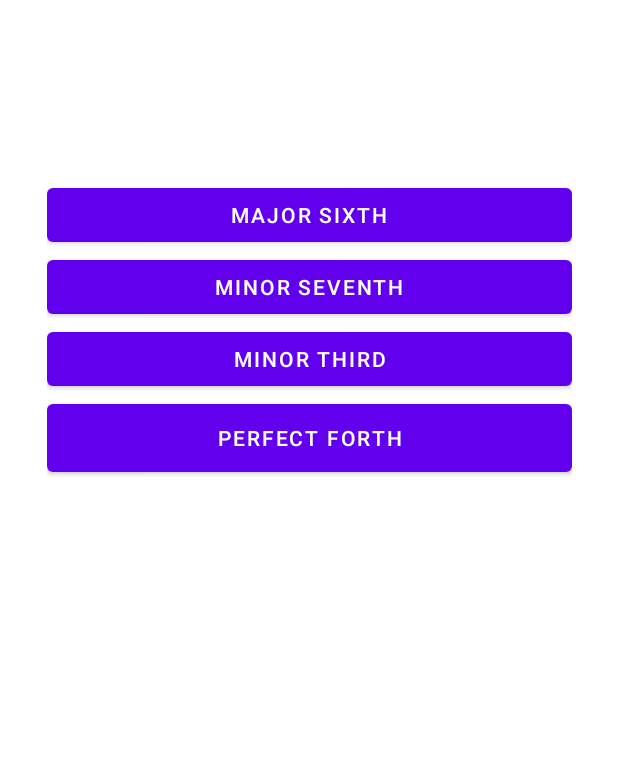
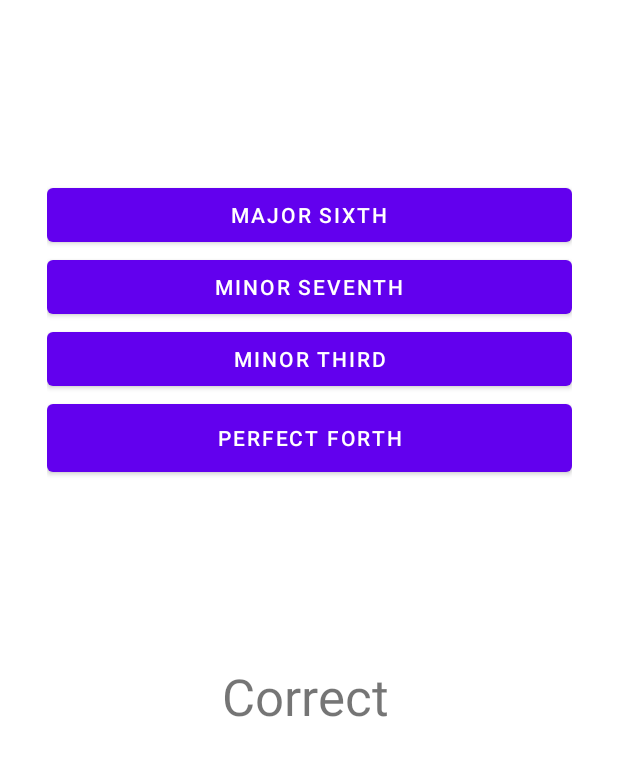
Before and after one commit to kevin224860/MusicIntervalApp, an Android app: the screen it shows after launch (MainActivity), on a phone screen of 412 x 824 dp, the part 248-1024 px from its top. Run offline under Robolectric (Android 15) with nearby library versions, the phone set to English and light mode, and no system bars.

Commit message:
added a btn to go to next question and a textview to tell user is correct or not

```diff
--- a/app/src/main/java/com/example/intervalapp/MainActivity.java
+++ b/app/src/main/java/com/example/intervalapp/MainActivity.java
@@ -9,6 +9,7 @@ import android.os.Bundle;
 import android.util.Log;
 import android.view.View;
 import android.widget.Button;
+import android.widget.TextView;
 
 import java.util.ArrayList;
 import java.util.HashMap;
@@ -59,6 +60,10 @@ public class MainActivity extends AppCompatActivity {
     String[] keyArr = {"c4", "csharp4", "d4", "dsharp4", "e4", "esharp4", "f4", "fsharp4", "g4", "gsharp4", "a4", "asharp4", "b4",
             "c5", "csharp5", "d5", "dsharp5", "e5", "esharp5", "f5", "fsharp5", "g5", "gsharp5", "a5", "asharp5", "b5"};
     String[] intervalArr;
+
+    TextView resultTextView;
+    Button nextButton;
+
     @Override
     protected void onCreate(Bundle savedInstanceState) {
         super.onCreate(savedInstanceState);
@@ -98,6 +103,9 @@ public class MainActivity extends AppCompatActivity {
         button3 = findViewById(R.id.answer3);
         button4 = findViewById(R.id.answer4);
 
+
+        resultTextView = findViewById(R.id.resultText);
+        nextButton = findViewById(R.id.newQuestion);
         //interval = findViewById(R.id.callSound);
         question();
     }
@@ -180,12 +188,23 @@ public class MainActivity extends AppCompatActivity {
         Log.i("Hello", String.valueOf(view.getTag()));
         if(view.getTag().toString().equals(Integer.toString(correctAnswerLocation))){
             Log.i("Answer:", "Correct");
+            resultTextView.setVisibility(View.VISIBLE);
+            resultTextView.setText("correct");
         }else{
             Log.i("Answer:", "Wrong");
+            String interval =  intervalType.get(numInterval);
+            resultTextView.setVisibility(View.VISIBLE);
+            resultTextView.setText("It was " + interval);
         }
+        nextButton.setVisibility(View.VISIBLE);
+
+    }
+
+    public void nextQuestion(View view){
+        resultTextView.setVisibility(View.INVISIBLE);
+        nextButton.setVisibility(View.INVISIBLE);
         question();
     }
-
     public void createNewInterval(){
         Random random = new Random();
         correctAnswerLocation = random.nextInt(4);
--- a/app/src/main/res/layout/activity_main.xml
+++ b/app/src/main/res/layout/activity_main.xml
@@ -83,4 +83,35 @@
         app:layout_constraintEnd_toEndOf="parent"
         app:layout_constraintStart_toStartOf="parent"
         app:layout_constraintTop_toTopOf="parent" />
+
+    <TextView
+        android:id="@+id/resultText"
+        android:layout_width="wrap_content"
+        android:layout_height="wrap_content"
+        android:layout_marginStart="174dp"
+        android:layout_marginTop="124dp"
+        android:layout_marginEnd="179dp"
+        android:layout_marginBottom="176dp"
+        android:text="Correct"
+        android:textSize="34sp"
+        app:layout_constraintBottom_toBottomOf="parent"
+        app:layout_constraintEnd_toEndOf="parent"
+        app:layout_constraintStart_toStartOf="parent"
+        app:layout_constraintTop_toBottomOf="@+id/gridLayout" />
+
+    <Button
+        android:id="@+id/newQuestion"
+        android:layout_width="wrap_content"
+        android:layout_height="wrap_content"
+        android:layout_marginStart="159dp"
+        android:layout_marginTop="48dp"
+        android:layout_marginEnd="158dp"
+        android:layout_marginBottom="67dp"
+        android:onClick="nextQuestion"
+        android:text="Next Interval"
+        android:visibility="invisible"
+        app:layout_constraintBottom_toBottomOf="parent"
+        app:layout_constraintEnd_toEndOf="parent"
+        app:layout_constraintStart_toStartOf="parent"
+        app:layout_constraintTop_toBottomOf="@+id/resultText" />
 </androidx.constraintlayout.widget.ConstraintLayout>
```
